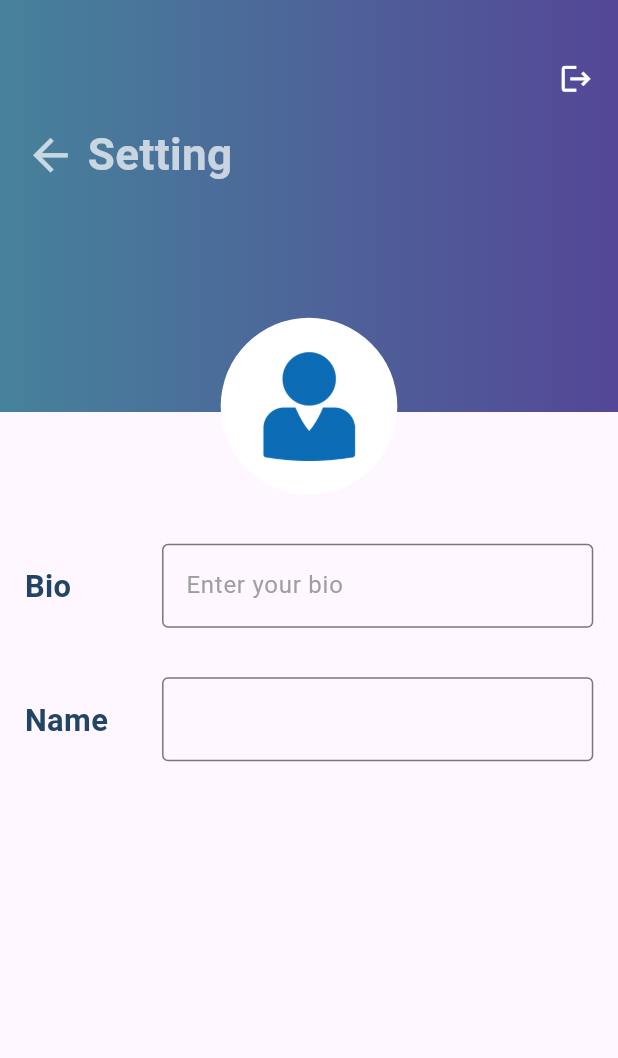
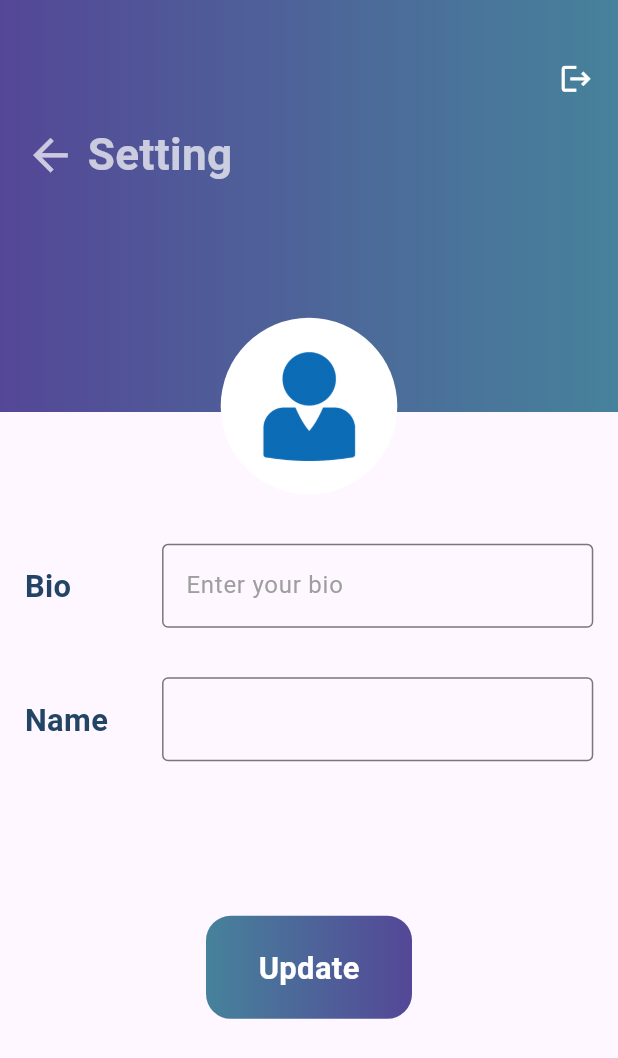
Before and after one commit to aydinNazari/Planla, a Flutter app: the SettingScreen screen opened directly, on a phone screen of 412 x 824 dp. Shown: the top 1058 px of the screen. Run offline on Flutter 3.47's test engine with Material 3 defaults, Android fonts, the phone set to English and light mode, and no system bars; our stand-ins replace cached_network_image, cloud_firestore, connectivity_plus, file_picker, firebase_auth, firebase_core and 7 more; missing offline and left inert: flutter_background_service; accounts and stored records are empty.

Commit message:
17/01/2024_2

```diff
--- a/lib/controls/providersClass/provider_user.dart
+++ b/lib/controls/providersClass/provider_user.dart
@@ -4,7 +4,7 @@ import '../../models/user.dart';
 
 class ProviderUser with ChangeNotifier {
 
-  User _user = User(uid: '', email: '', name: '', imageurl: '', score: 0);
+  User _user = User(uid: '', email: '', name: '', imageurl: '', score: 0,bio: '');
   List<TodayModel> _todayList = [];
   List<TodayModel> _tankList = [];
   List<String> _idList = [];
--- a/lib/models/user.dart
+++ b/lib/models/user.dart
@@ -4,6 +4,7 @@ class User {
   final String email;
   final String imageurl;
   final double score;
+  final String bio;
 
 
   User({
@@ -11,7 +12,8 @@ class User {
     required this.email,
     required this.name,
     required this.imageurl,
-    required this.score
+    required this.score,
+    required this.bio
   });
 
 
@@ -22,6 +24,7 @@ class User {
       'email': email,
       'imageurl': imageurl,
       'score': score,
+      'bio': bio,
     };
   }
 
@@ -32,7 +35,7 @@ class User {
         name: map['name'] ?? '',
         imageurl: map['imageurl'] ?? '',
       score: map['score'] ?? '',
-
+      bio: map['bio'] ?? '',
     );
   }
 }
--- a/lib/screens/setting_screen.dart
+++ b/lib/screens/setting_screen.dart
@@ -1,4 +1,5 @@
 import 'package:flutter/material.dart';
+import 'package:planla/controls/firebase/firestore._methods.dart';
 import 'package:planla/controls/providersClass/provider_user.dart';
 import 'package:provider/provider.dart';
 import '../utiles/constr.dart';
@@ -6,7 +7,10 @@ import '../widgets/profile_img_widget.dart';
 import '../widgets/textField/textinputfield_widget.dart';
 
 class SettingScreen extends StatelessWidget {
-  const SettingScreen({Key? key}) : super(key: key);
+  SettingScreen({Key? key}) : super(key: key);
+
+  late String name;
+  late String bio;
 
   @override
   Widget build(BuildContext context) {
@@ -16,7 +20,7 @@ class SettingScreen extends StatelessWidget {
     return Scaffold(
       body: SingleChildScrollView(
         child: Column(
-          crossAxisAlignment: CrossAxisAlignment.start,
+          crossAxisAlignment: CrossAxisAlignment.center,
           children: [
             Stack(
               children: [
@@ -32,8 +36,8 @@ class SettingScreen extends StatelessWidget {
                       begin: Alignment.centerLeft,
                       end: Alignment.centerRight,
                       colors: [
+                        Color(0xff544797),
                         Color(0xff46829b),
-                        Color(0xff544797),
                       ],
                     ),
                   ),
@@ -110,21 +114,74 @@ class SettingScreen extends StatelessWidget {
             ),
             Padding(
               padding: EdgeInsets.only(top: size.height / 25),
-              child:
-                  buildTextAndTextField(size, 'Bio', 'Enter your bio', 'Bio'),
+              child: buildTextAndTextField(
+                  size,
+                  'Bio',
+                  providerUser.user.bio != ''
+                      ? providerUser.user.bio
+                      : 'Enter your bio',
+                  'Bio', (v) {
+                bio = v;
+              }),
             ),
             Padding(
               padding: EdgeInsets.only(top: size.height / 25),
               child: buildTextAndTextField(
-                  size, 'Name', providerUser.user.name, 'Name'),
+                  size, 'Name', providerUser.user.name, 'Name', (v) {
+                name = v;
+              }),
             ),
+            Padding(
+              padding: EdgeInsets.only(top: size.height / 8),
+              child: Container(
+                width: size.width / 3,
+                height: size.height / 12,
+                decoration: BoxDecoration(
+                  gradient: const LinearGradient(
+                    begin: Alignment.centerLeft,
+                    end: Alignment.centerRight,
+                    colors: [
+                      Color(0xff46829b),
+                      Color(0xff544797),
+                    ],
+                  ),
+                  borderRadius: BorderRadius.all(
+                    Radius.circular(size.width / 25),
+                  ),
+                ),
+                child: Center(
+                    child: InkWell(
+                  onTap: () async {
+                    if (name.isNotEmpty || bio.isNotEmpty) {
+                      lottieProgressDialog(context, 'assets/json/loading.json');
+                      await FirestoreMethods()
+                          .updateUserElements(context, bio, name);
+                      if (context.mounted) {
+                        Navigator.of(context).pop();
+                      }
+                    } else {
+                      showSnackBar(
+                          context, 'You did not enter anything ', Colors.red);
+                    }
+                  },
+                  child: Text(
+                    'Update',
+                    style: TextStyle(
+                        color: Colors.white,
+                        fontSize: size.width / 20,
+                        fontWeight: FontWeight.w600),
+                  ),
+                )),
+              ),
+            )
           ],
         ),
       ),
     );
   }
 
-  Row buildTextAndTextField(Size size, String txt, String hint, String label) {
+  Row buildTextAndTextField(Size size, String txt, String hint, String label,
+      void Function(String) func) {
     return Row(
       children: [
         Expanded(
@@ -146,7 +203,10 @@ class SettingScreen extends StatelessWidget {
             padding:
                 EdgeInsets.only(left: size.width / 25, right: size.width / 25),
             child: TextInputField(
-              onchange: (v) {},
+              onSubmited: (v){
+
+              },
+              onchange: func,
               inputLenghtControl: false,
               hintText: hint,
               hintColor: Colors.grey,
--- a/lib/screens/timer_screen.dart
+++ b/lib/screens/timer_screen.dart
@@ -111,6 +111,8 @@ class _TimerScreenState extends State<TimerScreen> {
                         width: size.width / 2,
                         height: size.height / 12,
                         child: TextInputField(
+                          onSubmited: (v){
+                          },
                             inputLenghtControl: true,
                             hintText: 'Add new activity',
                             labelTextWidget: const Text('up to 10 characters'),
--- a/lib/widgets/textField/textinputfield_widget.dart
+++ b/lib/widgets/textField/textinputfield_widget.dart
@@ -10,6 +10,7 @@ class TextInputField extends StatelessWidget {
       required this.obscrueText,
       required this.onchange,
       required this.hintColor,
+      required this.onSubmited,
       required this.inputLenghtControl})
       : super(key: key);
   final String hintText;
@@ -18,6 +19,7 @@ class TextInputField extends StatelessWidget {
   final bool obscrueText;
   final bool inputLenghtControl;
   final Color hintColor;
+  final void Function(String) onSubmited;
   final void Function(String) onchange;
 
   @override
@@ -29,6 +31,7 @@ class TextInputField extends StatelessWidget {
         ],
         textCapitalization: TextCapitalization.words,
         onChanged: onchange,
+        onSubmitted: onSubmited,
         obscureText: obscrueText,
         decoration: InputDecoration(
           hintText: hintText,
```
Also changed, not shown: lib/controls/firebase/auth.dart (+10 -8 lines), lib/controls/firebase/firestore._methods.dart (+39 -20 lines), lib/controls/firebase/storage.dart (+16 -0 lines), lib/screens/profile_screen.dart (+8 -1 lines), lib/utiles/constr.dart (+33 -6 lines).
